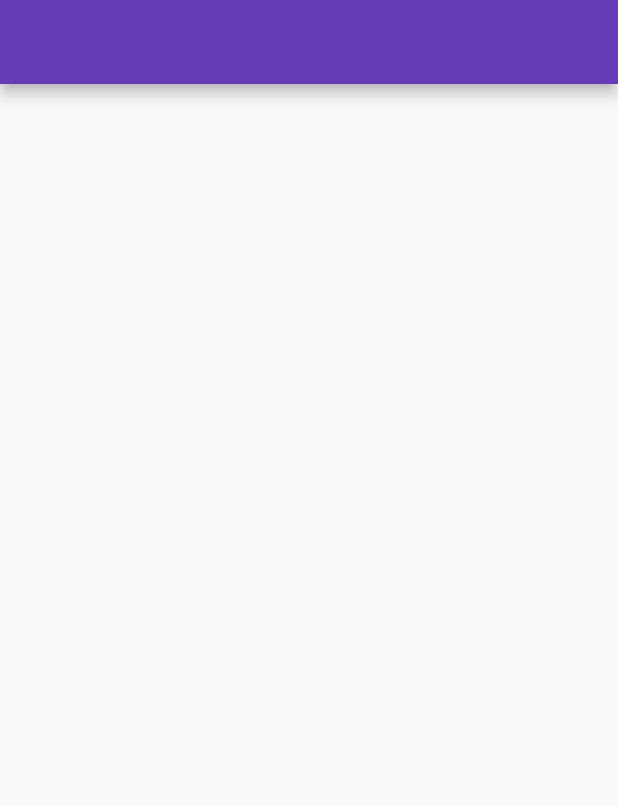
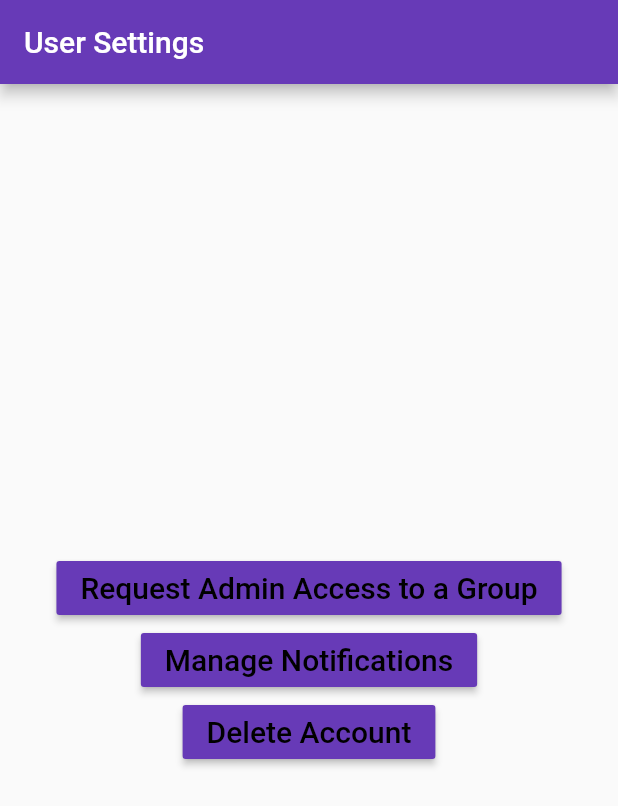
Before and after one commit to GregoryScottSelf/YourMcK, a Flutter app: the Settings screen opened directly, on a phone screen of 412 x 824 dp. Shown: the top 806 px of the screen. Run offline on Flutter 3.47's test engine with Material 2 defaults, Android fonts, the phone set to English and light mode, and no system bars; our stand-ins replace cloud_firestore, firebase_auth, flutter_calendar_carousel; accounts and stored records are empty.

Commit message:
Add files via upload

```diff
--- a/lib/Groups.dart
+++ b/lib/Groups.dart
@@ -1,3 +1,11 @@
+/*
+  TODO
+  *Button to join a new group
+  *Display all the groups the user is in-
+
+
+ */
+
 import 'package:flutter/material.dart';
 import'package:csi380/HomePage.dart';
 class Groups extends StatefulWidget {
--- a/lib/SettingsPage.dart
+++ b/lib/SettingsPage.dart
@@ -7,9 +7,39 @@ class _Settings extends State<Settings> {
   @override
   Widget build(BuildContext context) {
     return new Scaffold(
-      appBar: new AppBar(backgroundColor: Colors.deepPurple,),
+      appBar: new AppBar(backgroundColor: Colors.deepPurple,title:Text ('User Settings')),
+      body:new Center(
+          child: new Column(
+            //center button
+            mainAxisAlignment: MainAxisAlignment.center,
+              crossAxisAlignment: CrossAxisAlignment.center,
+            children: <Widget>[
+          new RaisedButton(
 
-    );
+          splashColor: Colors.yellow,
+            color: Colors.deepPurple,
+            child: new Text("Request Admin Access to a Group",style: new TextStyle(fontSize: 20.0,color: Colors.black),),
+            onPressed: (){},
+          ),
+          new RaisedButton(
+
+            splashColor: Colors.yellow,
+            color: Colors.deepPurple,
+            child: new Text("Manage Notifications",style: new TextStyle(fontSize: 20.0,color: Colors.black),),
+            onPressed: (){},
+          ),
+          new RaisedButton(
+
+            splashColor: Colors.yellow,
+            color: Colors.deepPurple,
+            child: new Text("Delete Account",style: new TextStyle(fontSize: 20.0,color: Colors.black),),
+            onPressed: (){},
+          ),
+          ]
+        )
+       )
+      );
+
   }
 
 }
--- a/lib/entryscreen.dart
+++ b/lib/entryscreen.dart
@@ -38,7 +38,7 @@ class  _EntryPage extends State<EntryPage>
       body: Form(
           key: _formKey,
           child: Column(
-            children: <Widget>[
+          children: <Widget>[
               TextFormField(
                 validator: (input) {
                   if(input.isEmpty){
```
Also changed, not shown: lib/Calendar.dart (added, +59 -0 lines), lib/HomePage.dart (+64 -5 lines).
